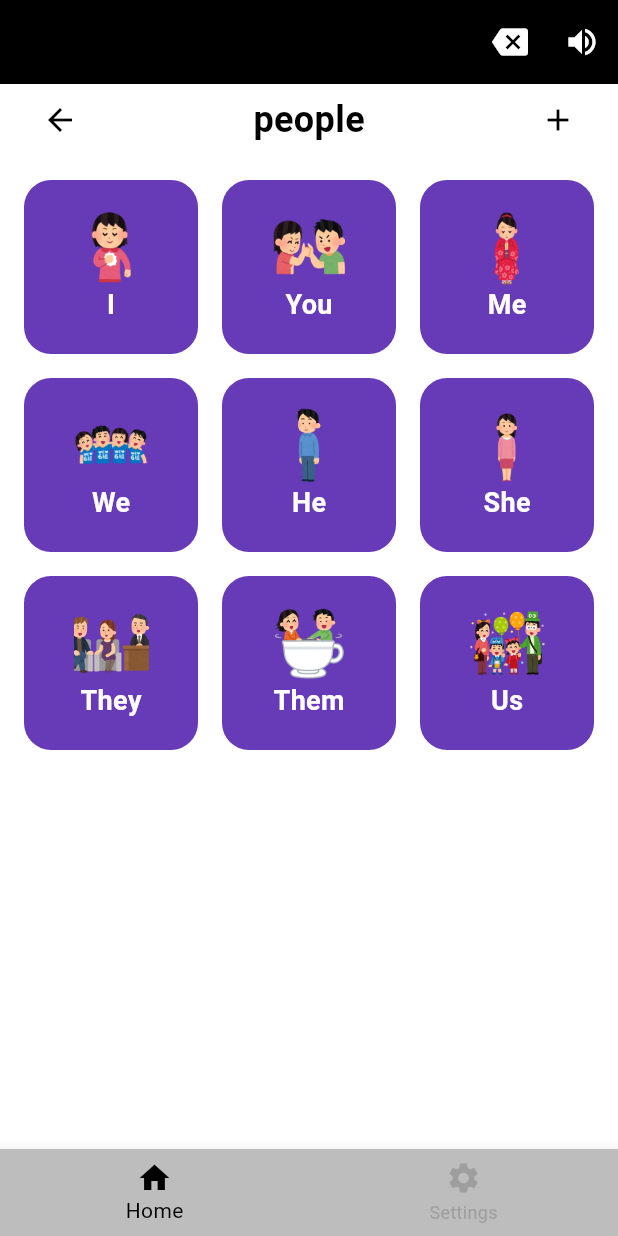
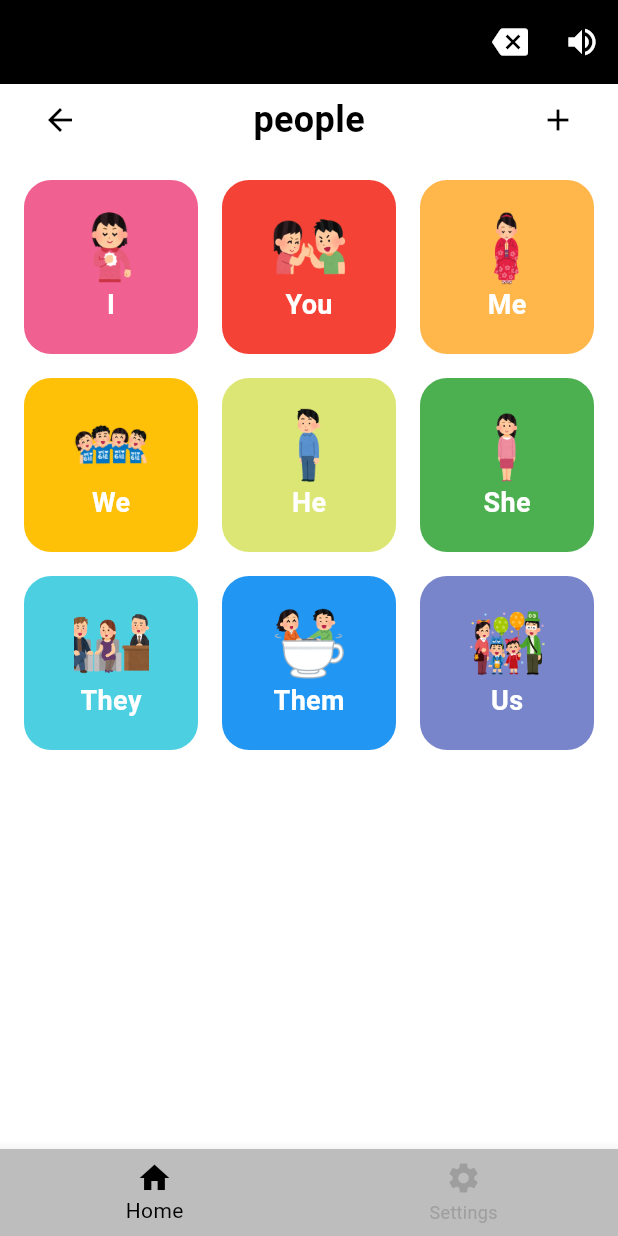
Before and after one commit to juvonKT/aac_app, a Flutter app: the screen it shows after launch, after a tap on "people", on a phone screen of 412 x 824 dp. Run offline on Flutter 3.47's test engine with Material 3 defaults, Android fonts, the phone set to English and light mode, and no system bars; our stand-ins replace flutter_tts, fluttertoast.

Commit message:
implemented different colours for each categories and phrases

```diff
--- a/lib/HomePage.dart
+++ b/lib/HomePage.dart
@@ -155,6 +155,25 @@ class _HomePageState extends State<HomePage> {
     );
   }
 
+  Color getColorFromIndex(int index) {
+    final colors = [
+      Colors.purple,
+      Colors.blue,
+      Colors.grey,
+      Colors.green,
+      Colors.red,
+      Colors.pink,
+      Colors.indigo,
+      Colors.cyan,
+      Colors.amber,
+      Colors.brown,
+      Colors.teal,
+      Colors.lime,
+    ];
+    // Generate a color by cycling through the color list
+    return colors[index % colors.length].withOpacity(0.7 + (0.3 * (index % 2)));
+  }
+
   @override
   Widget build(BuildContext context) {
     final s = S.of(context);
@@ -235,6 +254,9 @@ class _HomePageState extends State<HomePage> {
                 itemBuilder: (context, index) {
                   String category = phrases.keys.elementAt(index);
                   String categoryImage = phrases[category]!["categoryImage"];
+                  // Generate a distinct color for each category based on the index
+                  Color categoryColor = getColorFromIndex(index);
+
                   return GestureDetector(
                     onTap: () {
                       goToCategory(category);
@@ -270,7 +292,7 @@ class _HomePageState extends State<HomePage> {
                       decoration: BoxDecoration(
                         color: selectedCategory == category
                             ? Colors.deepPurple
-                            : Colors.deepPurple[300],
+                            : categoryColor,
                         borderRadius: BorderRadius.circular(18.0),
                       ),
                       child: Column(
--- a/lib/PhraseListPage.dart
+++ b/lib/PhraseListPage.dart
@@ -50,6 +50,39 @@ class _PhraseListPageState extends State<PhraseListPage> {
       toastLength: Toast.LENGTH_SHORT,
       gravity: ToastGravity.BOTTOM,
     );
+  }
+
+  LinearGradient getGradientFromIndex(int index, int totalPhrases) {
+    // Calculate hue increment based on total phrases to ensure smooth transitions
+    final hueIncrement = 360 / totalPhrases; // Distribute hues evenly around the circle
+    final hue = (index * hueIncrement) % 360;
+
+    // Colors based on calculated hues, with slight variations for gradient effect
+    final color1 = HSVColor.fromAHSV(1, hue.toDouble(), 0.7, 0.8).toColor();
+    final color2 = HSVColor.fromAHSV(1, (hue + 20) % 360, 0.8, 0.9).toColor();
+
+    return LinearGradient(
+      colors: [color1, color2],
+      begin: Alignment.topLeft,
+      end: Alignment.bottomRight,
+    );
+  }
+
+  Color getColorFromIndex(int index) {
+    final colors = [
+      Colors.pink,
+      Colors.red,
+      Colors.orange,
+      Colors.amber,
+      Colors.lime,
+      Colors.green,
+      Colors.cyan,
+      Colors.blue,
+      Colors.indigo,
+      Colors.purple,
+    ];
+    // Generate a color by cycling through the color list
+    return colors[index % colors.length].withOpacity(0.7 + (0.3 * (index % 2)));
   }
 
   @override
@@ -164,7 +197,7 @@ class _PhraseListPageState extends State<PhraseListPage> {
                   },
                   child: Container(
                     decoration: BoxDecoration(
-                      color: Colors.deepPurple,
+                      color: getColorFromIndex(index),
                       borderRadius: BorderRadius.circular(18.0),
                     ),
                     child: Column(
```
Also changed, not shown: lib/generated/intl/messages_all.dart, pubspec.lock.
